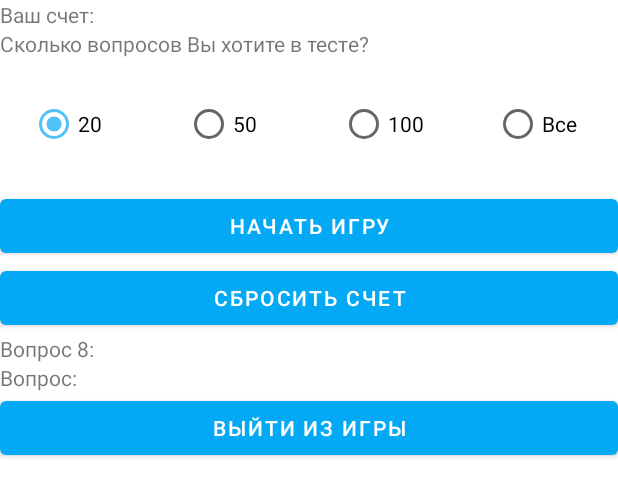
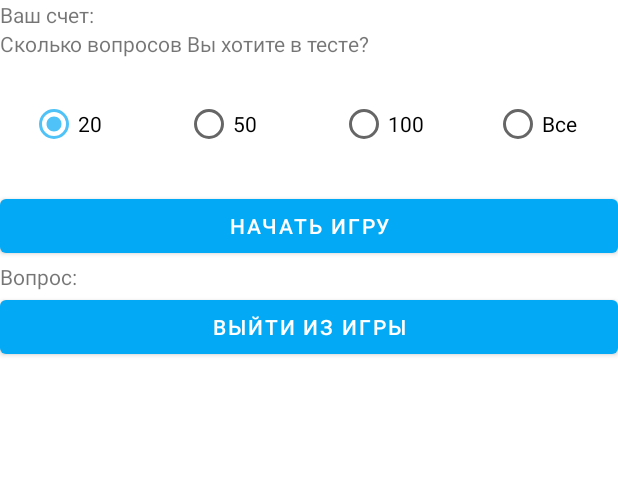
Before and after one commit to matr1x244/gibdd.yola, an Android app: the layout fragment_game.xml on its own in the app's theme, with its tools: preview values and no code run, on a phone screen of 412 x 824 dp. Shown: the top 497 px of the screen. Run offline under Robolectric (Android 15) with nearby library versions, the phone set to English and light mode, and no system bars.

Commit message:
При старте игры ненужные кнопки скрываются

```diff
--- a/app/src/main/res/layout/fragment_game.xml
+++ b/app/src/main/res/layout/fragment_game.xml
@@ -40,6 +40,7 @@
         android:orientation="vertical">
 
         <TextView
+
             android:layout_width="wrap_content"
             android:layout_height="wrap_content"
             android:text="Сколько вопросов Вы хотите в тесте?" />
@@ -83,26 +84,21 @@
                 android:layout_weight="1"
                 android:text="Все" />
         </RadioGroup>
+
+        <Button
+            android:id="@+id/btn_begin_game"
+            android:layout_width="match_parent"
+            android:layout_height="wrap_content"
+            android:text="Начать игру" />
     </LinearLayout>
 
-    <Button
-        android:id="@+id/btn_begin_game"
-        android:layout_width="match_parent"
-        android:layout_height="wrap_content"
-        android:text="Начать игру" />
-
-    <Button
-        android:id="@+id/btn_clear_score"
-        android:layout_width="match_parent"
-        android:layout_height="wrap_content"
-        android:text="Сбросить счет" />
     <TextView
         android:id="@+id/tv_out_of_questions"
         android:layout_width="match_parent"
         android:layout_height="wrap_content"
+        android:text="Вопросы кончились "
         android:textSize="30sp"
-        android:visibility="gone"
-        android:text="Вопросы кончились " />
+        android:visibility="gone" />
 
     <LinearLayout
         android:id="@+id/ll_game_fragment"
@@ -110,11 +106,7 @@
         android:layout_height="wrap_content"
         android:orientation="vertical"
         android:visibility="visible">
-        <TextView
-            android:id="@+id/tv_question_number"
-            android:layout_width="match_parent"
-            android:layout_height="wrap_content"
-            tools:text="Вопрос 8: " />
+
         <TextView
             android:id="@+id/tv_question"
             android:layout_width="match_parent"
```
Also changed, not shown: app/src/main/java/com/geekbrains/gibddyola/game/ui/GameFragment.kt (+17 -9 lines).
